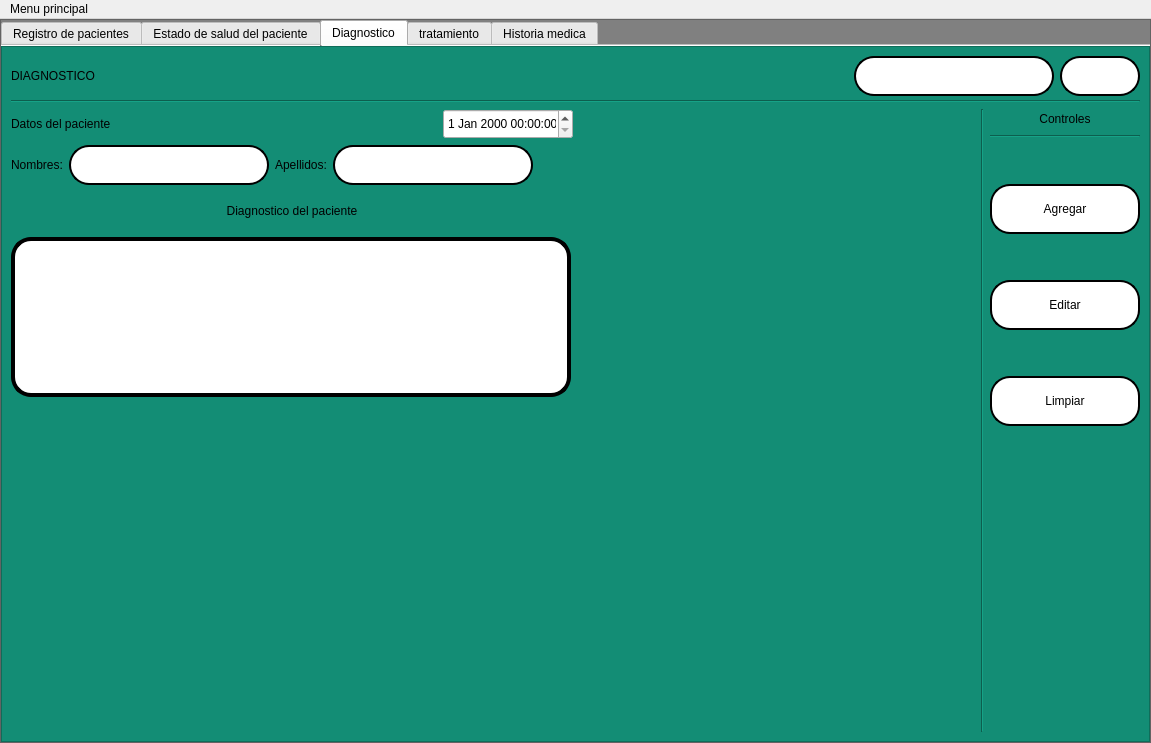
The window that interfaces/History.ui (Reinaldito04/App-Consultas-y-Historias-Medicas) describes before a commit, drawn with Qt 5.
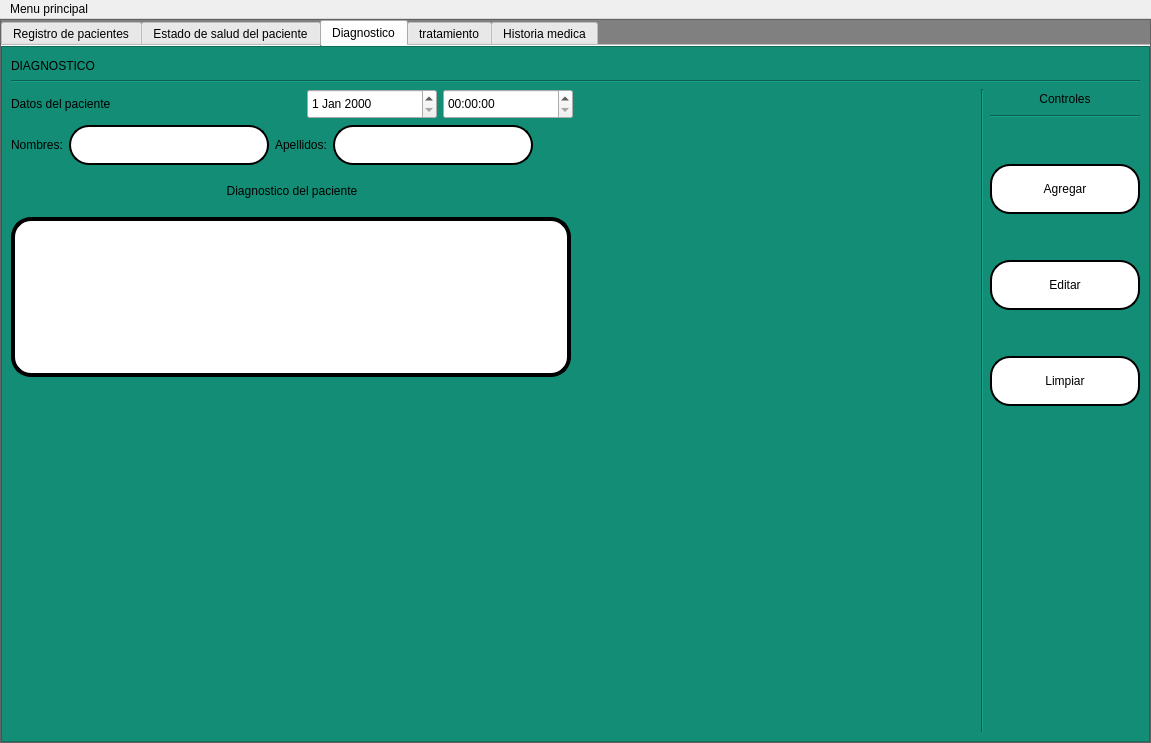
The same window after the commit. The open tabs and pages were chosen to show the change. Icons and pictures are not drawn.

Commit message: Falta recuperar la hora y fecha para el menu de historias ( esta en str, hay que convertirlo a un formato para que pueda ser leido por el QtimeEdit y Qtime , lo hago despues (IMPORTANTE))

What changed in the file:
```diff
--- a/interfaces/History.ui
+++ b/interfaces/History.ui
@@ -1779,54 +1779,6 @@
                     </property>
                    </spacer>
                   </item>
-                  <item>
-                   <widget class="QLineEdit" name="in_busqueda_2">
-                    <property name="minimumSize">
-                     <size>
-                      <width>200</width>
-                      <height>40</height>
-                     </size>
-                    </property>
-                    <property name="maximumSize">
-                     <size>
-                      <width>200</width>
-                      <height>16777215</height>
-                     </size>
-                    </property>
-                   </widget>
-                  </item>
-                  <item>
-                   <widget class="QPushButton" name="btn_buscar_2">
-                    <property name="minimumSize">
-                     <size>
-                      <width>80</width>
-                      <height>40</height>
-                     </size>
-                    </property>
-                    <property name="maximumSize">
-                     <size>
-                      <width>80</width>
-                      <height>16777215</height>
-                     </size>
-                    </property>
-                    <property name="styleSheet">
-                     <string notr="true"/>
-                    </property>
-                    <property name="text">
-                     <string/>
-                    </property>
-                    <property name="icon">
-                     <iconset>
-                      <normaloff>../../../../.designer/backup/ELEMENTOS GRAFICOS/buscar.png</normaloff>../../../../.designer/backup/ELEMENTOS GRAFICOS/buscar.png</iconset>
-                    </property>
-                    <property name="iconSize">
-                     <size>
-                      <width>30</width>
-                      <height>30</height>
-                     </size>
-                    </property>
-                   </widget>
-                  </item>
                  </layout>
                 </item>
                 <item>
@@ -1867,17 +1819,27 @@
                        </spacer>
                       </item>
                       <item>
-                       <widget class="QDateTimeEdit" name="fecha_hora">
+                       <widget class="QDateEdit" name="fecha">
                         <property name="minimumSize">
                          <size>
                           <width>130</width>
                           <height>30</height>
                          </size>
                         </property>
-                        <property name="maximumSize">
+                        <property name="baseSize">
                          <size>
-                          <width>30</width>
-                          <height>130</height>
+                          <width>130</width>
+                          <height>30</height>
+                         </size>
+                        </property>
+                       </widget>
+                      </item>
+                      <item>
+                       <widget class="QTimeEdit" name="hora">
+                        <property name="minimumSize">
+                         <size>
+                          <width>130</width>
+                          <height>30</height>
                          </size>
                         </property>
                        </widget>
```
Left out of the diff: 2 changed lines with no effect on the pictures. The commit also changes 3 other files.
